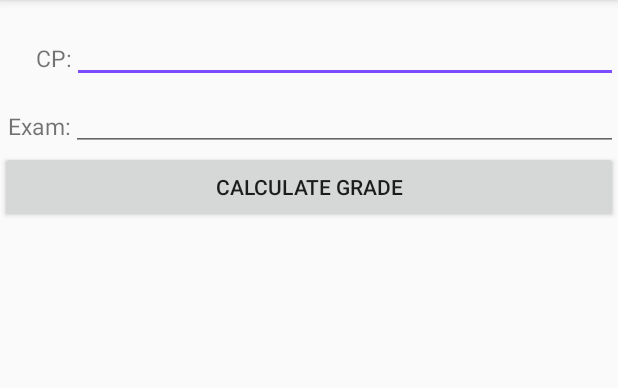
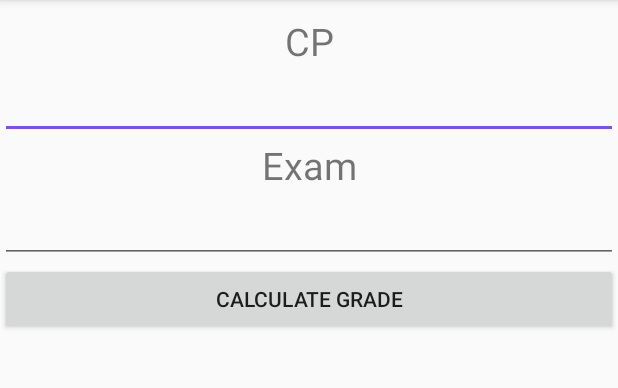
Before and after one commit to gelodgreat/CEUApp, an Android app: the fragment studentgradecalcu shown on its own in the app's theme, on a phone screen of 412 x 824 dp, the part 84-472 px from its top. Run offline under Robolectric (Android 15) with nearby library versions, the light colour scheme and no system bars.

Commit message:
Completed Main Code

```diff
--- a/app/src/main/java/com/gelo/ceuapp/MainActivity.java
+++ b/app/src/main/java/com/gelo/ceuapp/MainActivity.java
@@ -181,6 +181,14 @@ public class MainActivity extends AppCompatActivity implements NavigationView.On
             fragmentTransaction.replace(R.id.fragment_container, fragment);
             fragmentTransaction.commit();
 
+
+        } else if (id == R.id.nav_calcu) {
+            studentgradecalcu fragment = new studentgradecalcu();
+            android.support.v4.app.FragmentTransaction fragmentTransaction = getSupportFragmentManager().beginTransaction();
+            fragmentTransaction.replace(R.id.fragment_container, fragment);
+            fragmentTransaction.commit();
+
+
         } else if (id == R.id.nav_exit) {
 
             AlertDialog.Builder alertdialog = new AlertDialog.Builder(this);
--- a/app/src/main/java/com/gelo/ceuapp/studentgradecalcu.java
+++ b/app/src/main/java/com/gelo/ceuapp/studentgradecalcu.java
@@ -1,16 +1,26 @@
 package com.gelo.ceuapp;
 
-import android.content.Context;
-import android.net.Uri;
 import android.os.Bundle;
 import android.support.v4.app.Fragment;
+import android.text.InputType;
 import android.view.LayoutInflater;
 import android.view.View;
 import android.view.ViewGroup;
+import android.widget.Button;
+import android.widget.EditText;
+import android.widget.TextView;
+import android.widget.Toast;
+
+import java.text.DecimalFormat;
 
 
 public class studentgradecalcu extends Fragment {
 
+    double icp, iexam;
+    DecimalFormat df = new DecimalFormat("#.00");
+    private EditText cp, exam;
+    private Button btn_calc;
+    private TextView ttl;
 
     public studentgradecalcu() {
         // Required empty public constructor
@@ -19,9 +29,52 @@ public class studentgradecalcu extends Fragment {
 
     @Override
     public View onCreateView(LayoutInflater inflater, ViewGroup container, Bundle savedInstanceState) {
+        final View view = inflater.inflate(R.layout.fragment_studentgradecalcu, container, false);
 
-        return inflater.inflate(R.layout.fragment_studentgradecalcu, container, false);
+        init(view);
+
+        btn_calc.setOnClickListener(new View.OnClickListener() {
+            @Override
+            public void onClick(View v) {
+                calculateresult();
+            }
+        });
+
+        return view;
     }
 
 
+    private void init(View view) {
+
+        cp = (EditText) view.findViewById(R.id.et_cp1);
+        exam = (EditText) view.findViewById(R.id.et_exam1);
+        btn_calc = (Button) view.findViewById(R.id.btn_calculate);
+        ttl = (TextView) view.findViewById(R.id.ttl_res);
+
+        cp.setInputType(InputType.TYPE_CLASS_NUMBER);
+        exam.setInputType(InputType.TYPE_CLASS_NUMBER);
+
+    }
+
+    private void calculateresult() {
+
+        if (cp.getText().toString().matches("") | exam.getText().toString().matches("")) {
+            Toast.makeText(getActivity(), "Complete the Value", Toast.LENGTH_LONG).show();
+        } else {
+            icp = Double.parseDouble(cp.getText().toString());
+            iexam = Double.parseDouble(exam.getText().toString());
+
+            Double result = calc(icp, iexam);
+
+            String xresult = df.format(result);
+            ttl.setText("Your Grade is: " + xresult);
+        }
+
+    }
+
+    private double calc(double y, double z) {
+        double p = ((y * 2) + z) / 3;
+        return p;
+    }
+
 }
--- a/app/src/main/res/layout/fragment_studentgradecalcu.xml
+++ b/app/src/main/res/layout/fragment_studentgradecalcu.xml
@@ -11,71 +11,56 @@
 
         <RelativeLayout
             android:layout_width="match_parent"
-            android:layout_height="wrap_content"
-            android:layout_marginTop="10dp">
-
-            <LinearLayout
-                android:id="@+id/ll1"
-                android:layout_width="match_parent"
-                android:layout_height="match_parent">
-
-                <RelativeLayout
-                    android:layout_width="match_parent"
             android:layout_height="match_parent">
 
             <TextView
                 android:id="@+id/eg_lbl1"
-                        android:layout_width="wrap_content"
+                android:layout_width="match_parent"
                 android:layout_height="match_parent"
-                        android:layout_marginLeft="24dp"
-                        android:layout_marginTop="18dp"
-                        android:text="CP:"
-                        android:textSize="15dp" />
+                android:layout_marginTop="10dp"
+                android:gravity="center"
+                android:text="CP"
+                android:textSize="25dp" />
 
             <EditText
-                        android:id="@+id/et1_gr"
+                android:id="@+id/et_cp1"
                 android:layout_width="match_parent"
                 android:layout_height="wrap_content"
-                        android:layout_toRightOf="@+id/eg_lbl1" />
-
-                </RelativeLayout>
-            </LinearLayout>
-
-
-            <LinearLayout
-                android:id="@+id/ll2"
-                android:layout_width="match_parent"
-                android:layout_height="match_parent"
-                android:layout_below="@+id/ll1">
-
-                <RelativeLayout
-                    android:layout_width="match_parent"
-                    android:layout_height="match_parent">
+                android:layout_below="@id/eg_lbl1"
+                android:gravity="center"
+                android:textSize="20dp" />
 
             <TextView
                 android:id="@+id/eg_lbl2"
-                        android:layout_width="wrap_content"
+                android:layout_width="match_parent"
                 android:layout_height="match_parent"
-                        android:layout_marginLeft="5dp"
-                        android:layout_marginTop="18dp"
-                        android:text="Exam:"
-                        android:textSize="15dp" />
+                android:layout_below="@id/et_cp1"
+                android:gravity="center"
+                android:text="Exam"
+                android:textSize="25dp" />
 
             <EditText
-                        android:id="@+id/et_gr2"
+                android:id="@+id/et_exam1"
                 android:layout_width="match_parent"
                 android:layout_height="wrap_content"
-                        android:layout_toRightOf="@+id/eg_lbl2" />
+                android:layout_below="@id/eg_lbl2"
+                android:gravity="center"
+                android:textSize="20dp" />
 
             <Button
+                android:id="@+id/btn_calculate"
                 android:layout_width="match_parent"
                 android:layout_height="wrap_content"
-                        android:layout_below="@+id/et_gr2"
+                android:layout_below="@+id/et_exam1"
                 android:text="Calculate Grade" />
 
-                </RelativeLayout>
-            </LinearLayout>
-
+            <TextView
+                android:id="@+id/ttl_res"
+                android:layout_width="match_parent"
+                android:layout_height="wrap_content"
+                android:layout_below="@id/btn_calculate"
+                android:gravity="center"
+                android:textSize="20dp" />
 
         </RelativeLayout>
 
```
Lines whose indentation alone changed are shown as unchanged.
